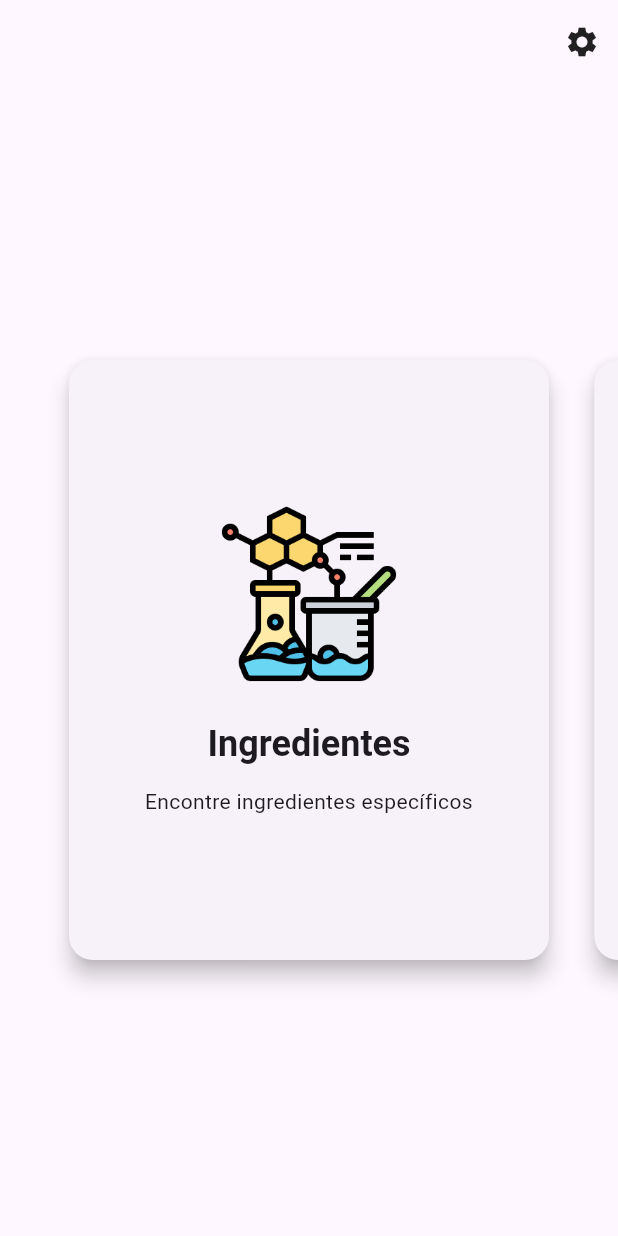
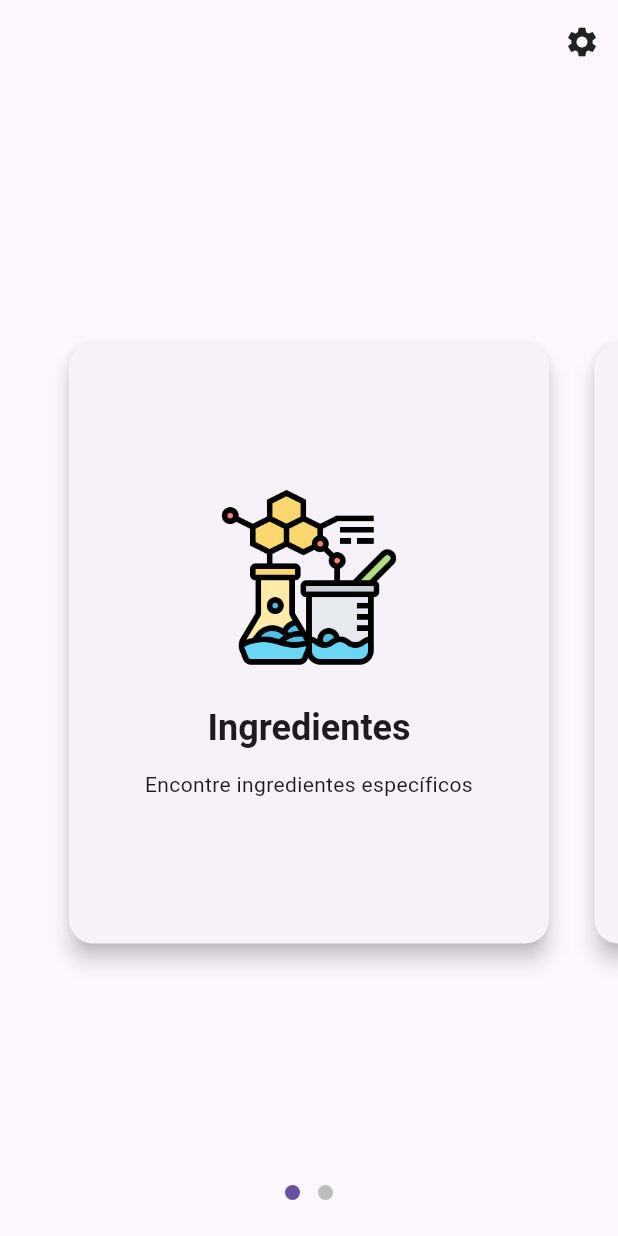
Before and after one commit to RodolfoJSCampos/hairsense, a Flutter app: the HomeView screen opened directly, on a phone screen of 412 x 824 dp. Run offline on Flutter 3.47's test engine with Material 3 defaults, Android fonts, the light colour scheme and no system bars; drawn by our look-alikes of smooth_page_indicator; our stand-ins replace cloud_firestore, firebase_auth, firebase_core, google_sign_in; accounts and stored records are empty.

Commit message:
feat(home): adicionar indicador visual com SmoothPageIndicator abaixo do swiper

```diff
--- a/app/lib/views/home_view.dart
+++ b/app/lib/views/home_view.dart
@@ -4,6 +4,7 @@ import '../widgets/app_bar_config.dart';
 import '../viewmodels/home_view_model.dart';
 import '../models/card_item_model.dart';
 import '../services/usuario_validador_service.dart';
+import 'package:smooth_page_indicator/smooth_page_indicator.dart';
 
 class HomeView extends StatefulWidget {
   const HomeView({super.key});
@@ -13,6 +14,7 @@ class HomeView extends StatefulWidget {
 }
 
 class _HomeViewState extends State<HomeView> {
+  final PageController _pageController = PageController(viewportFraction: 0.85);
   bool _validando = true;
 
   @override
@@ -31,6 +33,12 @@ class _HomeViewState extends State<HomeView> {
   }
 
   @override
+  void dispose() {
+    _pageController.dispose();
+    super.dispose();
+  }
+
+  @override
   Widget build(BuildContext context) {
     if (_validando) {
       return const Scaffold(
@@ -45,16 +53,33 @@ class _HomeViewState extends State<HomeView> {
         backgroundColor: Theme.of(context).scaffoldBackgroundColor,
         body: Consumer<HomeViewModel>(
           builder: (context, vm, _) {
-            return Padding(
-              padding: const EdgeInsets.symmetric(vertical: 24.0),
+            return Column(
+              children: [
+                const SizedBox(height: 24),
+                Expanded(
                   child: PageView.builder(
-                controller: PageController(viewportFraction: 0.85),
+                    controller: _pageController,
                     itemCount: vm.cards.length,
                     itemBuilder: (context, index) {
                       final card = vm.cards[index];
                       return _CardItem(card: card);
                     },
                   ),
+                ),
+                const SizedBox(height: 12),
+                SmoothPageIndicator(
+                  controller: _pageController,
+                  count: vm.cards.length,
+                  effect: WormEffect(
+                    dotHeight: 10,
+                    dotWidth: 10,
+                    spacing: 12,
+                    dotColor: Colors.grey.shade400,
+                    activeDotColor: Theme.of(context).colorScheme.primary,
+                  ),
+                ),
+                const SizedBox(height: 24),
+              ],
             );
           },
         ),
--- a/app/pubspec.yaml
+++ b/app/pubspec.yaml
@@ -28,6 +28,7 @@ environment:
 # the latest version available on pub.dev. To see which dependencies have newer
 # versions available, run `flutter pub outdated`.
 dependencies:
+  smooth_page_indicator: ^1.2.1
   firebase_auth: ^5.6.0
   firebase_core: ^3.14.0
   cloud_firestore: ^5.6.9
```
Also changed, not shown: app/lib/views/register_view.dart (+34 -53 lines). Lines whose indentation alone changed are shown as unchanged.
